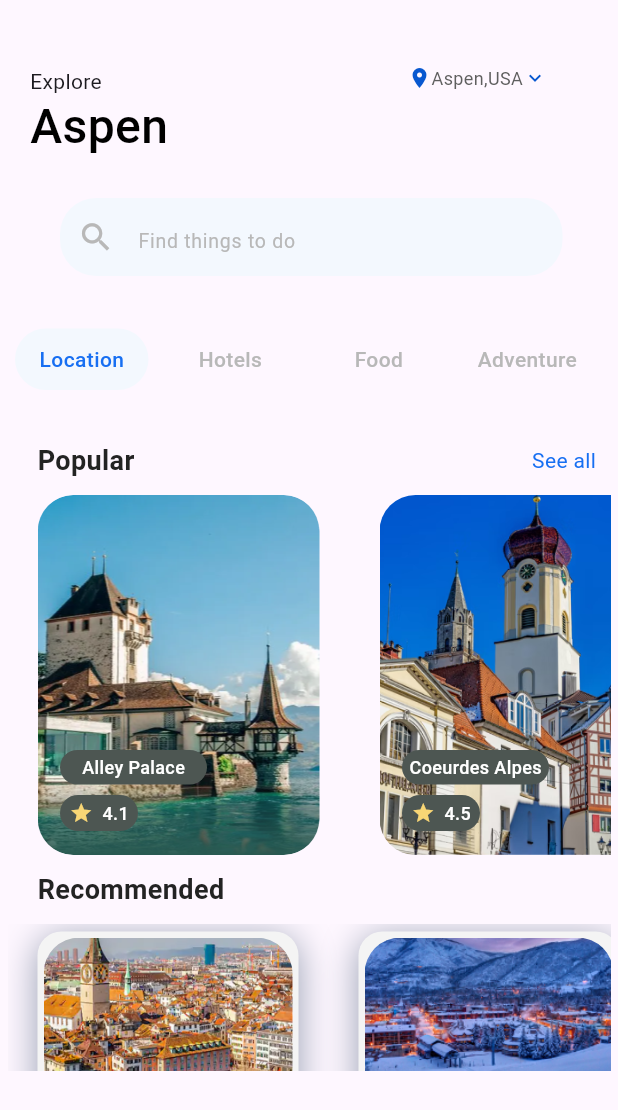
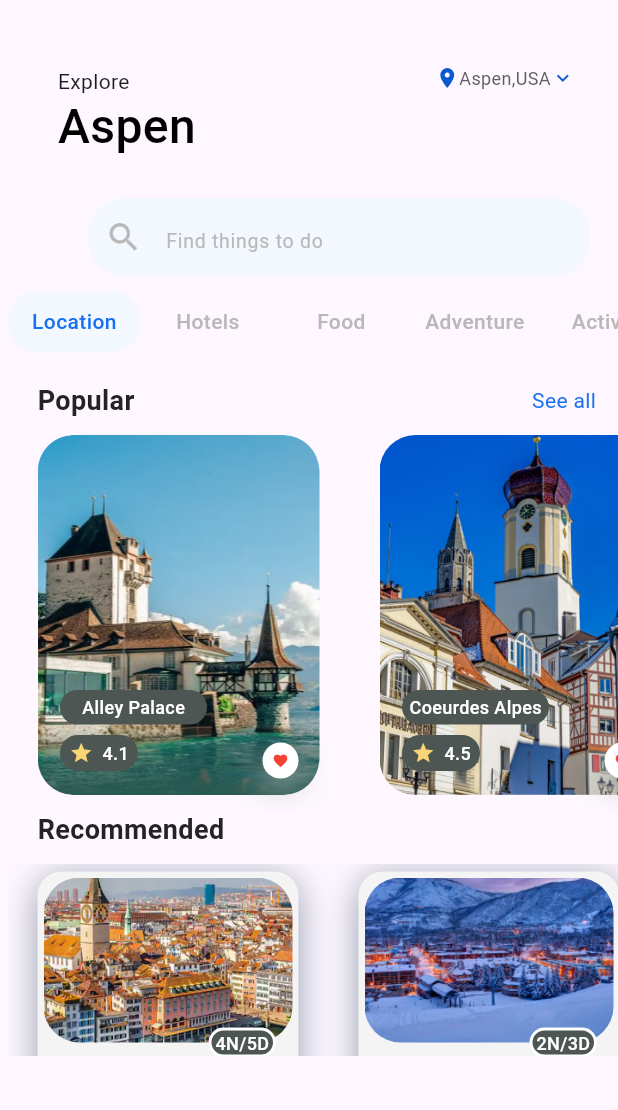
Before and after one commit to Maream-Hmedan/aspen_maream_hmedan, a Flutter app: the HomePage screen opened directly, on a phone screen of 412 x 824 dp. Shown: the top 1110 px of the screen. Run offline on Flutter 3.47's test engine with Material 3 defaults, Android fonts, the phone set to English and light mode, and no system bars; our stand-ins replace persistent_bottom_nav_bar, shared_preferences, sizer; missing offline and left inert: favorite_button; accounts and stored records are empty.

Commit message:
feat:done.edit

```diff
--- a/lib/screens/second_screen/home/home_page.dart
+++ b/lib/screens/second_screen/home/home_page.dart
@@ -12,17 +12,13 @@ class HomePage extends StatelessWidget {
   Widget build(BuildContext context) {
     return Scaffold(
       body: SizedBox(
-        height: 90.h,
+        height: 84.h,
         width: 100.w,
         child: Column(
-         mainAxisAlignment: MainAxisAlignment.start,
+         mainAxisAlignment: MainAxisAlignment.spaceBetween,
           children: [
             Stack(
               children: [
-                SizedBox(
-                  height: 18.h,
-                  width: 100.w,
-                ),
                 const Positioned(
                     top: 44,
                     left: 20,
@@ -53,7 +49,6 @@ class HomePage extends StatelessWidget {
                 )
               ],
             ),
-            const SizedBox(height: 25,),
             const CustomTab(),
 
 
--- a/lib/screens/second_screen/home/home_tab/custom_tabs.dart
+++ b/lib/screens/second_screen/home/home_tab/custom_tabs.dart
@@ -45,13 +45,14 @@ class _CustomTabState extends State<CustomTab> {
   @override
   Widget build(BuildContext context) {
     return Container(
+        margin: const EdgeInsets.only(left: 5),
+        padding: const EdgeInsets.only(top: 10),
 
-        margin: const EdgeInsets.all(5),
         child: Column(
           children: [
             SizedBox(
               width: double.infinity,
-              height: 80,
+              height: 60,
               child: ListView.builder(
                   physics: const BouncingScrollPhysics(),
                   itemCount: items.length,
@@ -66,7 +67,6 @@ class _CustomTabState extends State<CustomTab> {
                             });
                           },
                           child: Container(
-                            margin: const EdgeInsets.all(5),
                             width: 89,
                             height: 41,
                             decoration: BoxDecoration(
@@ -98,7 +98,7 @@ class _CustomTabState extends State<CustomTab> {
             //  BODY
             SizedBox(
               width: double.infinity,
-              height: 420,
+              height: 450,
               child: PageView.builder(
                 itemCount: pages.length,
                 controller: pageController,
--- a/lib/screens/second_screen/home/home_tab/tab_location.dart
+++ b/lib/screens/second_screen/home/home_tab/tab_location.dart
@@ -15,7 +15,7 @@ class TabLocationPage extends StatefulWidget {
 class _TabLocationPageState extends State<TabLocationPage> {
   final List<Popular> _popularLocation = [];
   final List<Recommended> _recommendedLocation = [];
-  bool key = false;
+
 
 
   @override
@@ -64,8 +64,8 @@ class _TabLocationPageState extends State<TabLocationPage> {
               itemBuilder: (context, int index) {
                 final popular = _popularLocation[index];
                 return InkWell(
-                  onTap: () async {
-                    key = await PersistentNavBarNavigator.pushNewScreen(
+                  onTap: ()  {
+                      PersistentNavBarNavigator.pushNewScreen(
                       context,
                       screen: SpecificScreen(
                         image: popular.image,
@@ -76,9 +76,6 @@ class _TabLocationPageState extends State<TabLocationPage> {
                       ),
                       withNavBar: false,
                     );
-                  setState(() {
-
-                  });
                   },
                   child: Stack(
                     children: [
@@ -138,7 +135,6 @@ class _TabLocationPageState extends State<TabLocationPage> {
                           ),
                         ),
                       ),
-                      if (key)
                         Positioned(
                           top: 205,
                           left: 170,
@@ -157,7 +153,7 @@ class _TabLocationPageState extends State<TabLocationPage> {
                                 ),
                               ],
                             ),
-                            child: Icon(Icons.favorite,size: 11,color: key ? Colors.red :  Colors.grey,),
+                            child: const Icon(Icons.favorite,size: 11,color: Colors.red ),
                           ),
                         ),
                     ],
```
Also changed, not shown: lib/screens/second_screen/home/home_tab/specific_screen.dart (+3 -5 lines).
